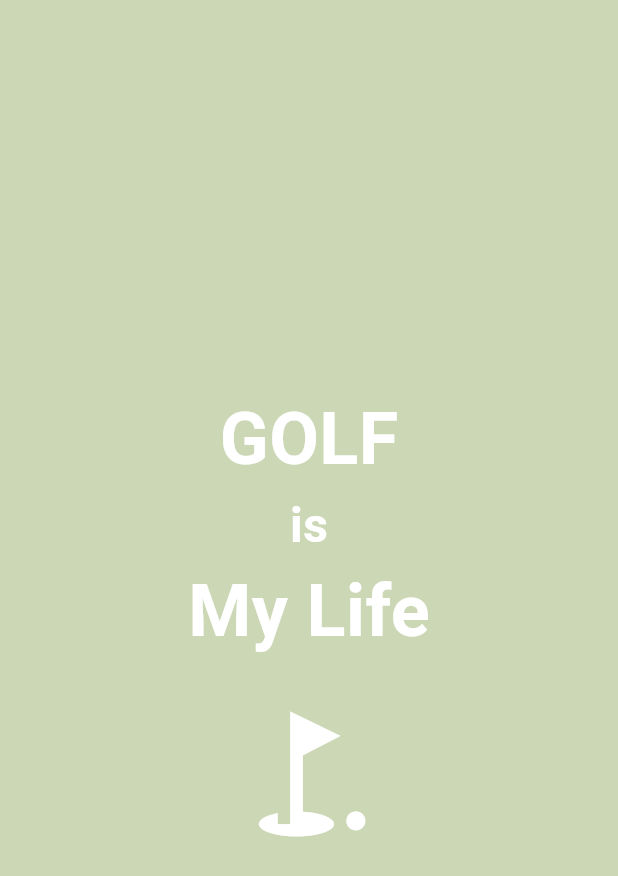
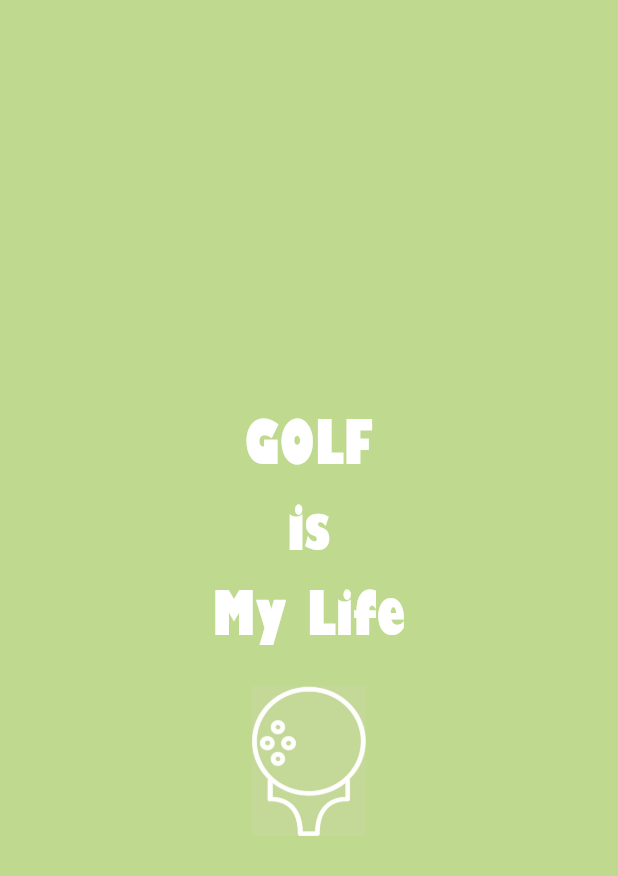
Before and after one commit to hagyeom/flutter_application_1, a Flutter app: the FirstPage screen opened directly, on a phone screen of 412 x 824 dp. Shown: the top 876 px of the screen. Run offline on Flutter 3.47's test engine with Material 3 defaults, Android fonts, the phone set to English and light mode, and no system bars; accounts and stored records are empty.

Commit message:
오류가 한가득

```diff
--- a/lib/golf_score_app/screens/first_page.dart
+++ b/lib/golf_score_app/screens/first_page.dart
@@ -13,6 +13,7 @@ class FirstPage extends StatelessWidget {
   @override
   Widget build(BuildContext context) {
     return Scaffold(
+      backgroundColor: Color(0xFFBFD98F),
       body: GestureDetector(
         onTap: () {
           Navigator.push(
@@ -20,44 +21,26 @@ class FirstPage extends StatelessWidget {
             MaterialPageRoute(builder: (context) => const LoginScreen()),
           );
         },
-        child: Container(
-          color: const Color(0xFFCBD7B5), // 배경색 설정
-          child: const Center(
+        child: Center(
           child: Column(
             mainAxisAlignment: MainAxisAlignment.center,
-              children: [
-                Text(
-                  'GOLF',
+            children: <Widget>[
+              const Text(
+                'GOLF\nis\nMy Life',
+                textAlign: TextAlign.center,
                 style: TextStyle(
-                    fontSize: 48.0,
-                    fontWeight: FontWeight.bold,
+                  fontFamily: 'GILLUBCD',
+                  fontSize: 40,
                   color: Colors.white,
                 ),
               ),
-                Text(
-                  'is',
-                  style: TextStyle(
-                    fontSize: 32.0,
-                    fontWeight: FontWeight.bold,
-                    color: Colors.white,
-                  ),
-                ),
-                Text(
-                  'My Life',
-                  style: TextStyle(
-                    fontSize: 48.0,
-                    fontWeight: FontWeight.bold,
-                    color: Colors.white,
-                  ),
-                ),
-                SizedBox(height: 24.0),
-                Icon(
-                  Icons.golf_course,
-                  size: 100.0,
-                  color: Colors.white,
+              const SizedBox(height: 20),
+              Image.asset(
+                'assets/golficon.jpg', // 이미지 파일 경로
+                width: 77, // 이미지의 너비
+                height: 100, // 이미지의 높이
               ),
             ],
-            ),
           ),
         ),
       ),
--- a/lib/golf_score_app/screens/register_players.dart
+++ b/lib/golf_score_app/screens/register_players.dart
@@ -4,7 +4,7 @@
 */
 // 선수 등록
 import 'package:flutter/material.dart';
-import 'package:logger/logger.dart';
+import 'package:logging/logging.dart';
 
 class RegisterPlayers extends StatefulWidget {
   const RegisterPlayers({super.key});
@@ -19,7 +19,7 @@ class _RegisterPlayersState extends State<RegisterPlayers> {
   final TextEditingController _player3Controller = TextEditingController();
   final TextEditingController _player4Controller = TextEditingController();
 
-  final Logger _logger = Logger();
+  final Logger _logger = Logger('RegisterPlayersLogger');
 
   void _savePlayerData() {
     // 여기서 선수 등록 정보를 저장합니다.
@@ -29,10 +29,10 @@ class _RegisterPlayersState extends State<RegisterPlayers> {
     final player4 = _player4Controller.text;
 
     // 등록 정보 저장 로직 추가
-    _logger.i('Player 1: $player1');
-    _logger.i('Player 2: $player2');
-    _logger.i('Player 3: $player3');
-    _logger.i('Player 4: $player4');
+    _logger.info('Player 1: $player1');
+    _logger.info('Player 2: $player2');
+    _logger.info('Player 3: $player3');
+    _logger.info('Player 4: $player4');
   }
 
   @override
@@ -81,8 +81,7 @@ class _RegisterPlayersState extends State<RegisterPlayers> {
     );
   }
 
-  Widget _buildPlayerInputField(
-      String label, TextEditingController controller) {
+  Widget _buildPlayerInputField(String label, TextEditingController controller) {
     return Padding(
       padding: const EdgeInsets.symmetric(vertical: 8.0),
       child: Row(
--- a/pubspec.yaml
+++ b/pubspec.yaml
@@ -30,7 +30,7 @@ environment:
 dependencies:
   flutter:
     sdk: flutter
-  logger: ^1.1.0
+  logger: ^1.0.0
 
 
   # The following adds the Cupertino Icons font to your application.
```
Lines whose indentation alone changed are shown as unchanged.
